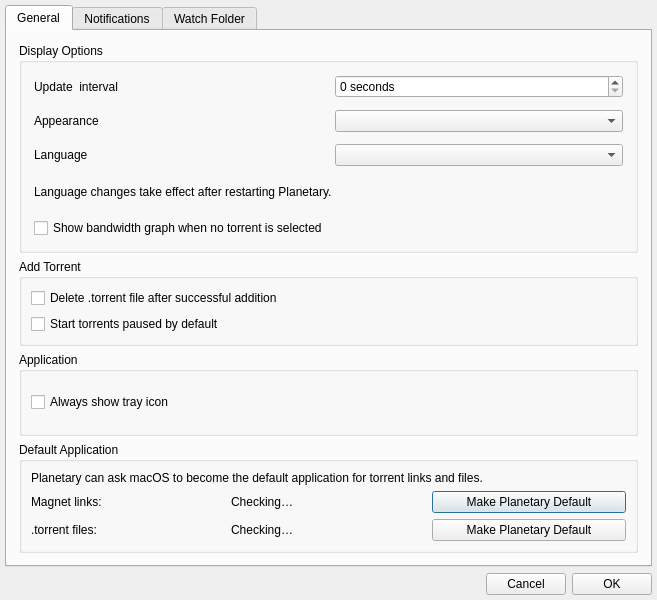
Qt form appsettings.ui (mveinot/transmission-control) before a commit.
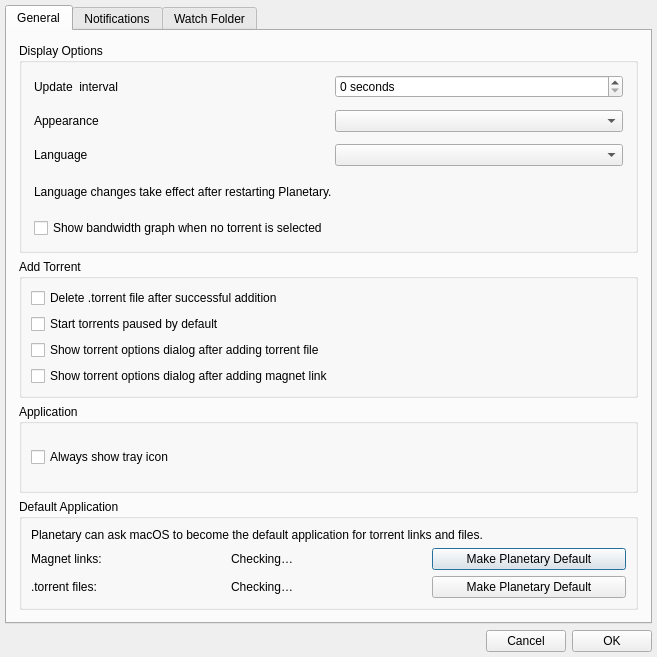
The same form after that commit.

Commit message: Improve magnet link add workflow

Patch:
```diff
--- a/appsettings.ui
+++ b/appsettings.ui
@@ -7,7 +7,7 @@
     <x>0</x>
     <y>0</y>
     <width>657</width>
-    <height>600</height>
+    <height>657</height>
    </rect>
   </property>
   <property name="windowTitle">
@@ -183,6 +183,20 @@
                 </property>
                </widget>
               </item>
+              <item row="2" column="0">
+               <widget class="QCheckBox" name="showTorrentFileOptionsDialog">
+                <property name="text">
+                 <string>Show torrent options dialog after adding torrent file</string>
+                </property>
+               </widget>
+              </item>
+              <item row="3" column="0">
+               <widget class="QCheckBox" name="showMagnetLinkOptionsDialog">
+                <property name="text">
+                 <string>Show torrent options dialog after adding magnet link</string>
+                </property>
+               </widget>
+              </item>
              </layout>
             </item>
            </layout>
```
Left out of the diff: 144 changed lines with no effect on the pictures. The commit also changes 12 other files.
